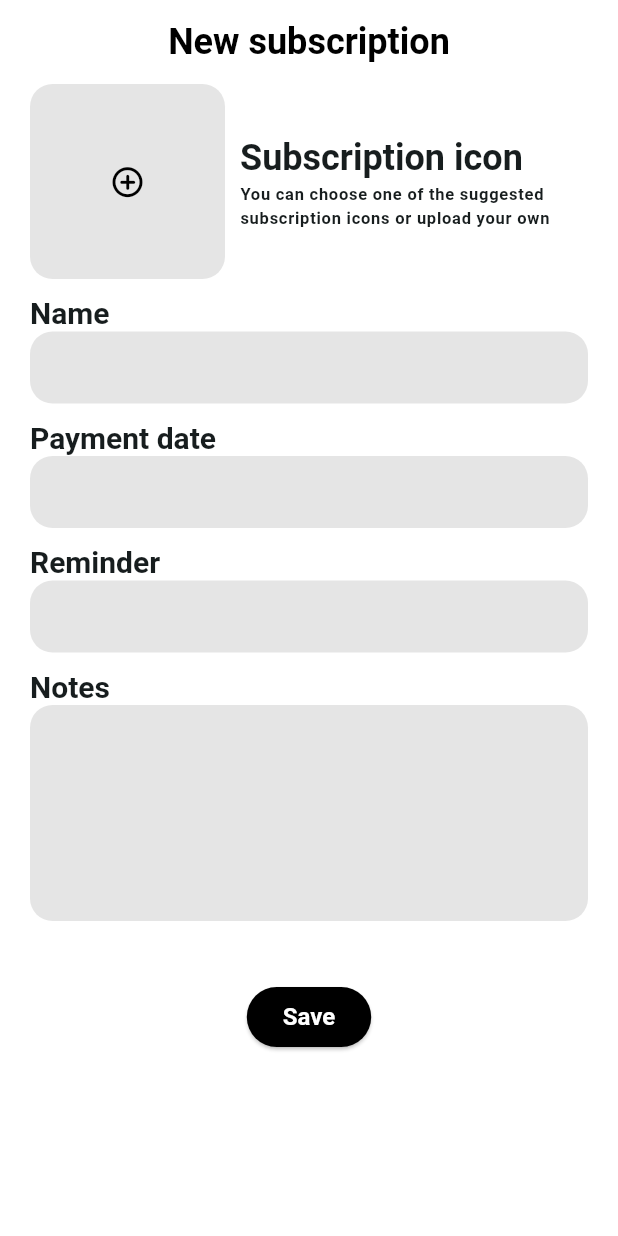
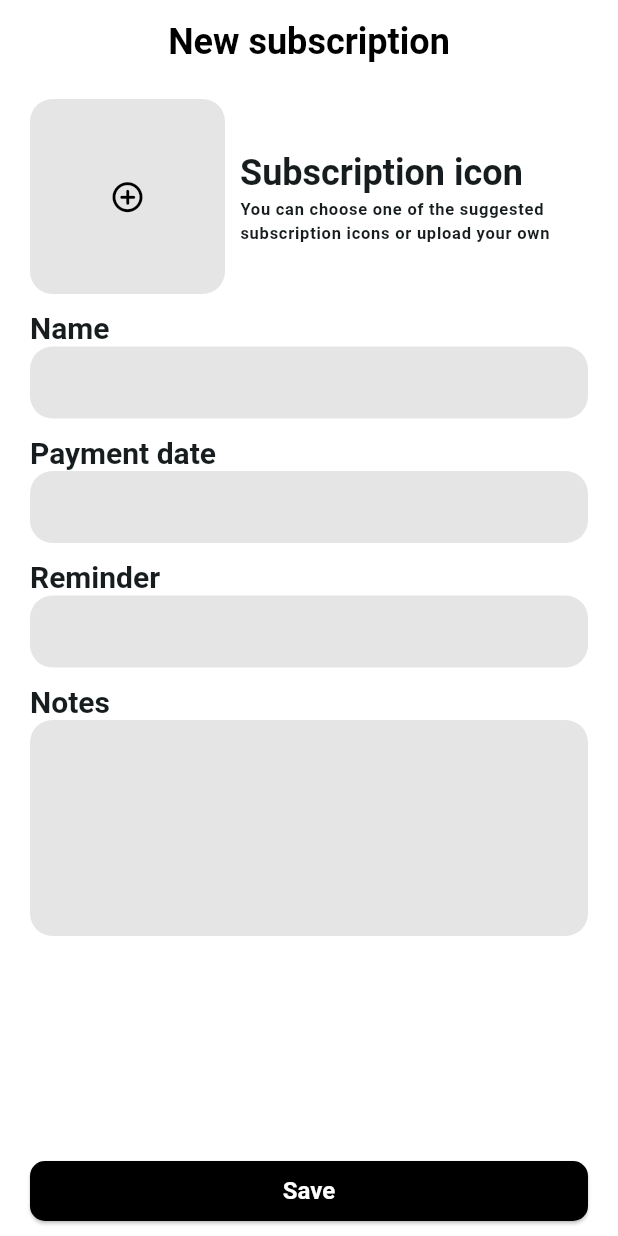
Before and after one commit to prosnake1/sub_notifier_app, a Flutter app: the AddSubscriptionScreen screen opened by its route, on a phone screen of 412 x 824 dp. Run offline on Flutter 3.47's test engine with Material 3 defaults, Android fonts, the phone set to English and light mode, and no system bars; our stand-ins replace equatable, flutter_bloc, flutter_local_notifications, flutter_svg, flutter_timezone, fluttertoast and 11 more; missing offline and left inert: slang, talker_bloc_logger; accounts and stored records are empty; generated files the repository leaves out were written again; Roboto replaces fonts that are missing (Arial); statements that could not run were skipped; project files that could hold a hidden picture were left out.

Commit message:
New costumized action button

```diff
--- a/lib/features/add_subscription/view/add_subscription_screen.dart
+++ b/lib/features/add_subscription/view/add_subscription_screen.dart
@@ -1,5 +1,4 @@
 import 'dart:io';
-
 import 'package:flutter/material.dart';
 import 'package:flutter_svg/flutter_svg.dart';
 import 'package:image_picker/image_picker.dart';
@@ -49,9 +48,12 @@ class _AddSubscriptionScreenState extends State<AddSubscriptionScreen> {
           appBar: SnAppBar(
             title: Text(t.new_sub),
           ),
-          body: SingleChildScrollView(
-            child: Padding(
-              padding: const EdgeInsets.symmetric(horizontal: 20),
+          body: Padding(
+            padding: const EdgeInsets.symmetric(horizontal: 20, vertical: 10),
+            child: Column(
+              children: [
+                Expanded(
+                  child: SingleChildScrollView(
                     child: Column(
                       spacing: 10,
                       children: [
@@ -73,8 +75,8 @@ class _AddSubscriptionScreenState extends State<AddSubscriptionScreen> {
                                       : ThemeColors.textIconExtraLow,
                                   borderRadius: BorderRadius.circular(15),
                                 ),
-                          child:
-                              (imageUrl != null && imageUrl!.contains('.svg'))
+                                child: (imageUrl != null &&
+                                        imageUrl!.contains('.svg'))
                                     ? SvgPicture.asset(imageUrl!)
                                     : (imageUrl != null)
                                         ? Image.file(
@@ -90,11 +92,14 @@ class _AddSubscriptionScreenState extends State<AddSubscriptionScreen> {
                                 children: [
                                   Text(
                                     t.icon_title,
-                              style: Theme.of(context).textTheme.headlineSmall,
+                                    style: Theme.of(context)
+                                        .textTheme
+                                        .headlineSmall,
                                   ),
                                   Text(
                                     t.icon_descreption,
-                              style: Theme.of(context).textTheme.labelSmall,
+                                    style:
+                                        Theme.of(context).textTheme.labelSmall,
                                     maxLines: 4,
                                   )
                                 ],
@@ -145,14 +150,22 @@ class _AddSubscriptionScreenState extends State<AddSubscriptionScreen> {
                           maxLines: 5,
                         ),
                         20.ph,
-                  ElevatedButton(
-                    onPressed: () {
+                      ],
+                    ),
+                  ),
+                ),
+                SnActionButton(
+                  text: t.save,
+                  onTap: () {
                     if (_nameController.text.isEmpty) return;
                     if (_dateController.text.isEmpty) return;
                     if (_notificationController.text.isEmpty) return;
                     if (notifyBeforeDays == null) return;
-                      DateTime whenNotify =
-                          whenPay!.subtract(Duration(days: notifyBeforeDays!));
+
+                    DateTime whenNotify = whenPay!.subtract(
+                      Duration(days: notifyBeforeDays!),
+                    );
+
                     _subscriptionBloc.add(
                       CreateSubscription(
                         id: Uuid().v4(),
@@ -163,12 +176,11 @@ class _AddSubscriptionScreenState extends State<AddSubscriptionScreen> {
                         notes: _notesController.text,
                       ),
                     );
-                      router.go('/home');
+
+                    router.pop();
                   },
-                    child: Text(t.save),
-                  ),
+                )
               ],
-              ),
             ),
           ),
         ),
--- /dev/null
+++ b/lib/widgets/sn_action_button.dart
@@ -0,0 +1,37 @@
+import 'package:flutter/material.dart';
+
+class SnActionButton extends StatelessWidget {
+  const SnActionButton({
+    super.key,
+    required this.text,
+    required this.onTap,
+    this.color,
+    this.textColor,
+  });
+
+  final String text;
+  final Function() onTap;
+  final Color? color;
+  final Color? textColor;
+
+  @override
+  Widget build(BuildContext context) {
+    return SizedBox(
+      width: double.infinity,
+      height: 40,
+      child: ElevatedButton(
+        onPressed: onTap,
+        style: ElevatedButton.styleFrom(
+          backgroundColor: color,
+          shape: RoundedRectangleBorder(
+            borderRadius: BorderRadius.circular(10),
+          ),
+        ),
+        child: Text(
+          text,
+          style: TextStyle(color: textColor),
+        ),
+      ),
+    );
+  }
+}
--- a/lib/widgets/widgets.dart
+++ b/lib/widgets/widgets.dart
@@ -2,3 +2,4 @@ export 'sn_icon_button.dart';
 export 'sn_navigation_bar.dart';
 export 'sn_appbar.dart';
 export 'sn_textfield.dart';
+export 'sn_action_button.dart';
```
Also changed, not shown: lib/features/subscription/view/subscription_screen.dart (+23 -27 lines). Lines whose indentation alone changed are shown as unchanged.
